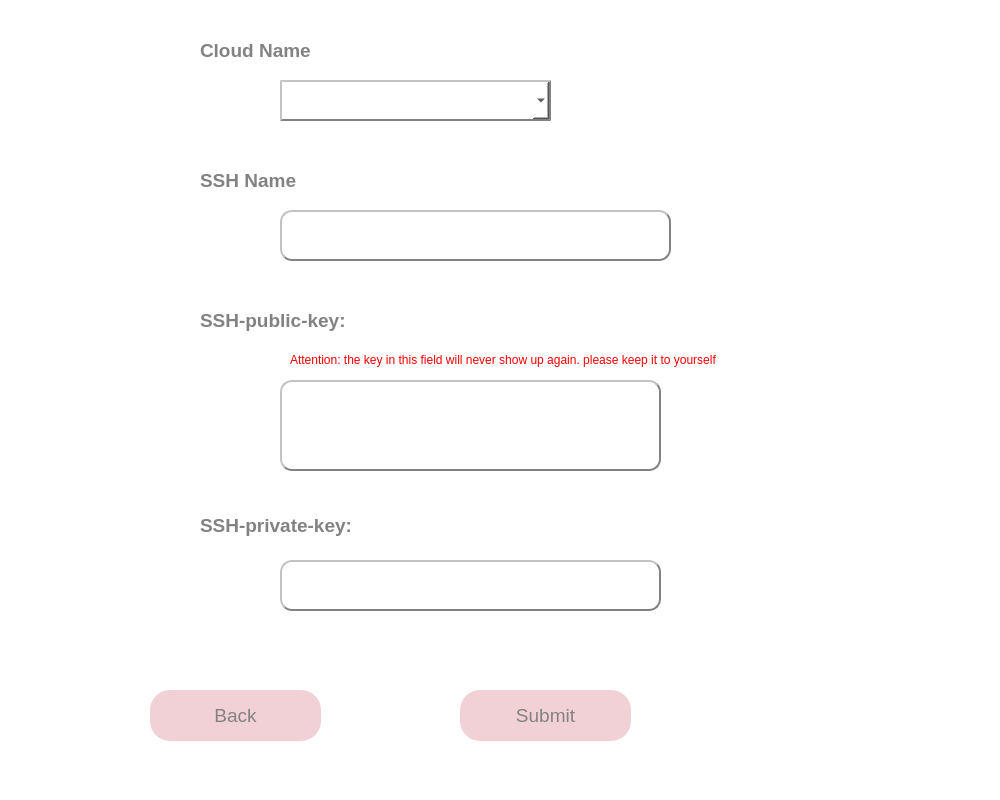
The window that ui/ssh_make.ui (vidagharavian/cloud_service) describes before a commit, drawn with Qt 5.
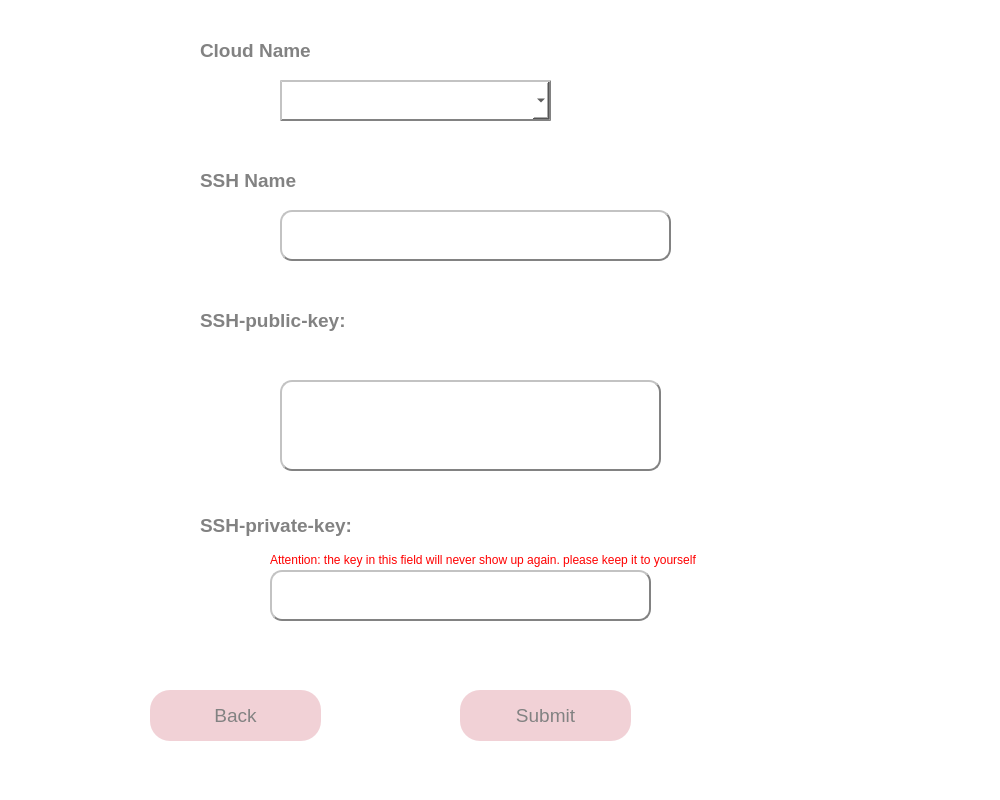
The same window after the commit.

The edit to the form file:
```diff
--- a/ui/ssh_make.ui
+++ b/ui/ssh_make.ui
@@ -46,8 +46,8 @@
    <widget class="QLabel" name="label_4">
     <property name="geometry">
      <rect>
-      <x>290</x>
-      <y>350</y>
+      <x>270</x>
+      <y>550</y>
       <width>491</width>
       <height>20</height>
      </rect>
@@ -198,8 +198,8 @@
    <widget class="QTextBrowser" name="private_key">
     <property name="geometry">
      <rect>
-      <x>280</x>
-      <y>560</y>
+      <x>270</x>
+      <y>570</y>
       <width>381</width>
       <height>51</height>
      </rect>
```
